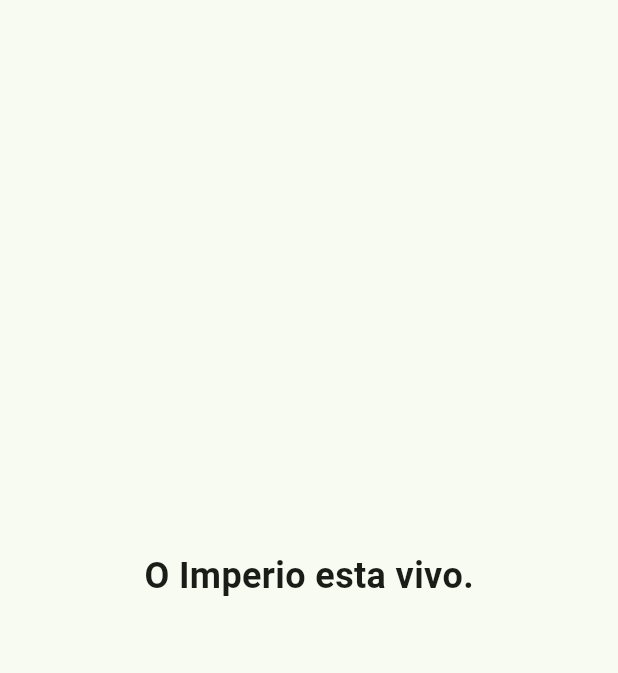
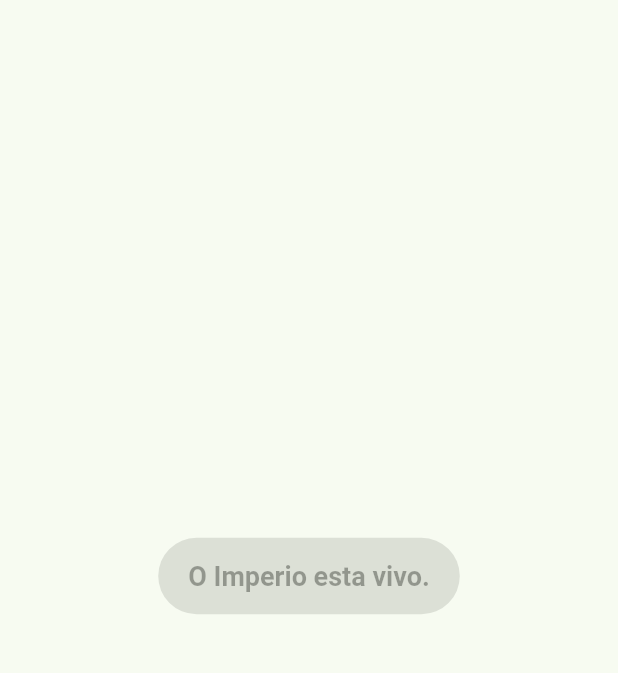
Before and after one commit to abreutechcontabilidade-web/leitor-gibi, a Flutter app: the screen it shows after launch, on a phone screen of 412 x 824 dp, the part 84-757 px from its top. Run offline on Flutter 3.47's test engine with Material 3 defaults, Android fonts, the phone set to English and light mode, and no system bars; statements that could not run were skipped.

Commit message:
feat(integration): LumaBotao integrado no main.dart

```diff
--- a/lib/main.dart
+++ b/lib/main.dart
@@ -1,4 +1,5 @@
 import 'package:flutter/material.dart';
+import 'widgets/luma_botao.dart';
 
 void main() {
   runApp(const MyApp());
@@ -32,10 +33,12 @@ class MyHomePage extends StatelessWidget {
         backgroundColor: Theme.of(context).colorScheme.inversePrimary,
       ),
       body: const Center(
-        child: Text(
-          'O Imperio esta vivo.',
-          style: TextStyle(fontSize: 24, fontWeight: FontWeight.bold),
-        ),
+        child: LumaBotao(
+            texto: 'O Imperio esta vivo.',
+            onPressed: () {
+              print('Botao clicado!');
+            },
+          ),
       ),
     );
   }
```
